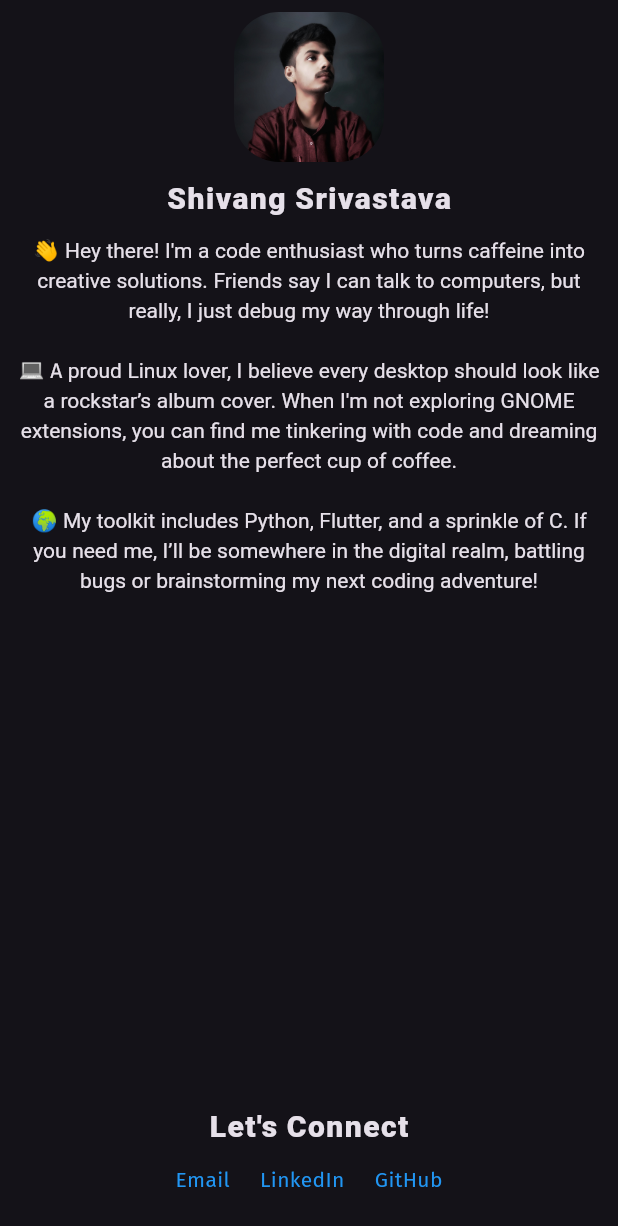
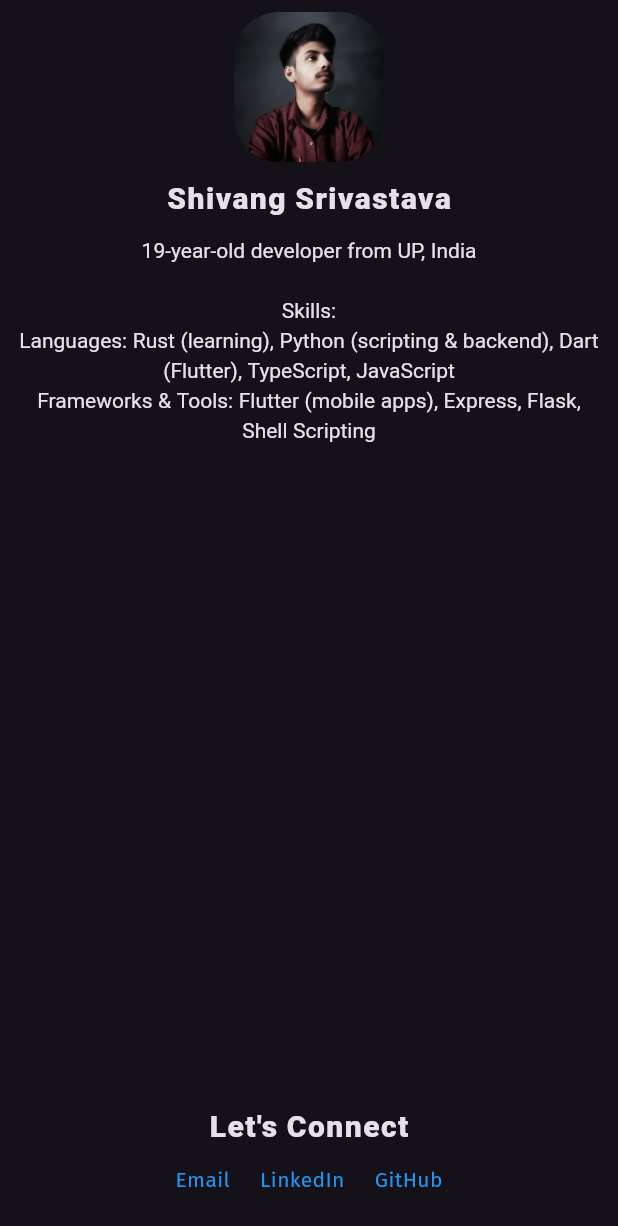
Before and after one commit to ShivangSrivastava/portfolio, a Flutter app: the About widget shown alone on an empty page, opened directly, on a phone screen of 412 x 824 dp. Shown: the top 1226 px of the screen. Run offline on Flutter 3.47's test engine with Material 3 defaults, Android fonts, the phone set to English and light mode, and no system bars; our stand-ins replace firebase_core, google_fonts; accounts and stored records are empty; statements that could not run were skipped.

Commit message:
add splash, change about, add todo

```diff
--- a/lib/core/all_projects.dart
+++ b/lib/core/all_projects.dart
@@ -15,38 +15,35 @@ class ProjectDetail {
 List<ProjectDetail> allProjects = [
   ProjectDetail(
       name: "GNOME Internet Speed Meter",
-      desc:
-          "A real-time internet speed meter for your GNOME top bar, easy to set up with detailed configuration instructions on GitHub.",
+      desc: "Real-time internet speed meter for GNOME top bar",
       github: "https://github.com/ShivangSrivastava/speed_meter",
       language: ["GNOME", "Shell Script"]),
   ProjectDetail(
       name: "Midnight Modern",
-      desc:
-          "A sleek and stylish theme for Visual Studio Code, designed to enhance your coding experience.",
-      github: "https://marketplace.visualstudio.com/items?itemName=ShivangSrivastava.midnight-modern",
+      desc: "Sleek, stylish theme to enhance VS Code.",
+      github:
+          "https://marketplace.visualstudio.com/items?itemName=ShivangSrivastava.midnight-modern",
       language: ["JavaScript"]),
   ProjectDetail(
       name: "SpamDetect",
-      desc:
-          "A robust spam mail detector that utilizes Flutter for the frontend and Python (FastAPI & scikit-learn) for the backend to efficiently distinguish between spam and ham messages.",
+      desc: "Spam detector with Flutter UI and Python backend.",
       github: "https://github.com/ShivangSrivastava/SpamDetect",
       language: ["Flutter", "Python"]),
   ProjectDetail(
       name: "House Prediction App",
       desc:
-          "A Flutter-based app that predicts house prices using a trained model with a dataset of over 5,000 entries, powered by FastAPI and scikit-learn.",
+          "Flutter app for house price prediction with FastAPI and scikit-learn model.",
       github: "https://github.com/ShivangSrivastava/house_price_prediction",
       language: ["Flutter", "Python"]),
   ProjectDetail(
       name: "Neon_X",
       desc:
-          "An extension of velocity_x for Flutter, offering enhanced features like font weight, Google Fonts, and stylish widgets for timelines.",
+          "Velocity_x extension for Flutter with font and widget enhancements",
       github: "https://github.com/ShivangSrivastava/neon_x",
       language: ["Flutter"]),
   ProjectDetail(
       name: "Google Files UI Clone",
-      desc:
-          "A Flutter recreation of the Google Files interface, customized with a personal touch for a familiar yet unique user experience.",
+      desc: "Flutter app mimicking Google Files with a unique twist.",
       github: "https://github.com/ShivangSrivastava/google_file_clone",
       language: ["Flutter"]),
 ];
--- a/lib/pages/about.dart
+++ b/lib/pages/about.dart
@@ -8,11 +8,12 @@ class About extends StatelessWidget {
   @override
   Widget build(BuildContext context) {
     String aboutMe = """
-👋 Hey there! I'm a code enthusiast who turns caffeine into creative solutions. Friends say I can talk to computers, but really, I just debug my way through life!
+19-year-old developer from UP, India
 
-💻 A proud Linux lover, I believe every desktop should look like a rockstar’s album cover. When I'm not exploring GNOME extensions, you can find me tinkering with code and dreaming about the perfect cup of coffee.
-
-🌍 My toolkit includes Python, Flutter, and a sprinkle of C. If you need me, I’ll be somewhere in the digital realm, battling bugs or brainstorming my next coding adventure!""";
+Skills:
+Languages: Rust (learning), Python (scripting & backend), Dart (Flutter), TypeScript, JavaScript
+Frameworks & Tools: Flutter (mobile apps), Express, Flask, Shell Scripting
+""";
 
     return Container(
       padding: const EdgeInsets.all(8),
@@ -38,12 +39,14 @@ class About extends StatelessWidget {
           ),
           const SizedBox(height: 10),
           Expanded(
+            child: SingleChildScrollView(
               child: Text(
                 aboutMe,
                 textAlign: TextAlign.center,
                 style: TextStyle(
                   letterSpacing: 0,
                   fontFamily: GoogleFonts.firaMono().fontFamily,
+                ),
               ),
             ),
           ),
--- a/lib/pages/home_page.dart
+++ b/lib/pages/home_page.dart
@@ -31,8 +31,7 @@ class _HomePageState extends State<HomePage> {
       builder: (BuildContext context) {
         return AlertDialog(
           title: const Text("Notice"),
-          content: const Text(
-              "Please view in desktop mode for a better experience."),
+          content: const Text("Please view in desktop better experience."),
           actions: <Widget>[
             TextButton(
               child: const Text("OK"),
```
Also changed, not shown: lib/widgets/top_panel.dart (+35 -4 lines), lib/widgets/window.dart (+13 -15 lines), 1 other file. Lines whose indentation alone changed are shown as unchanged.
